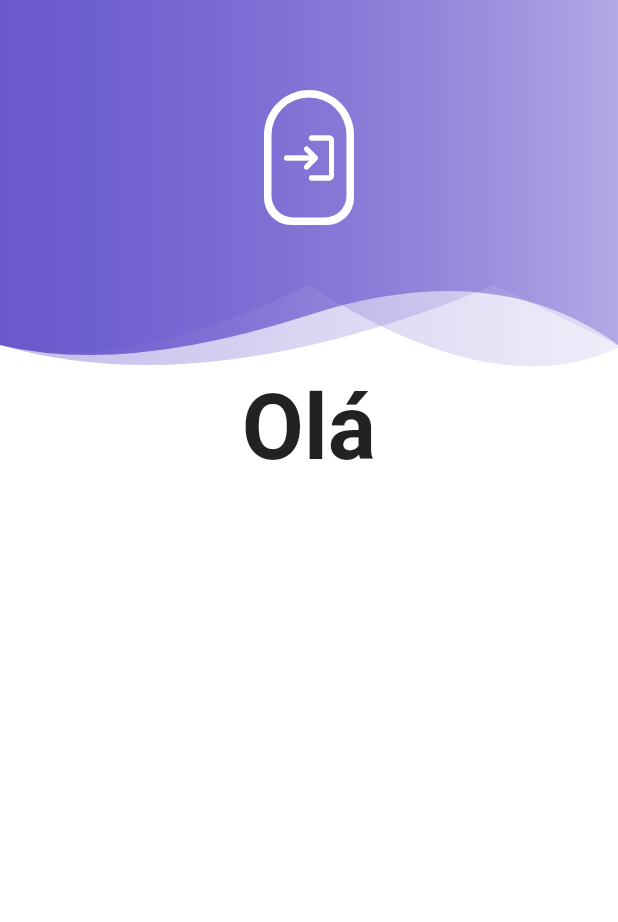
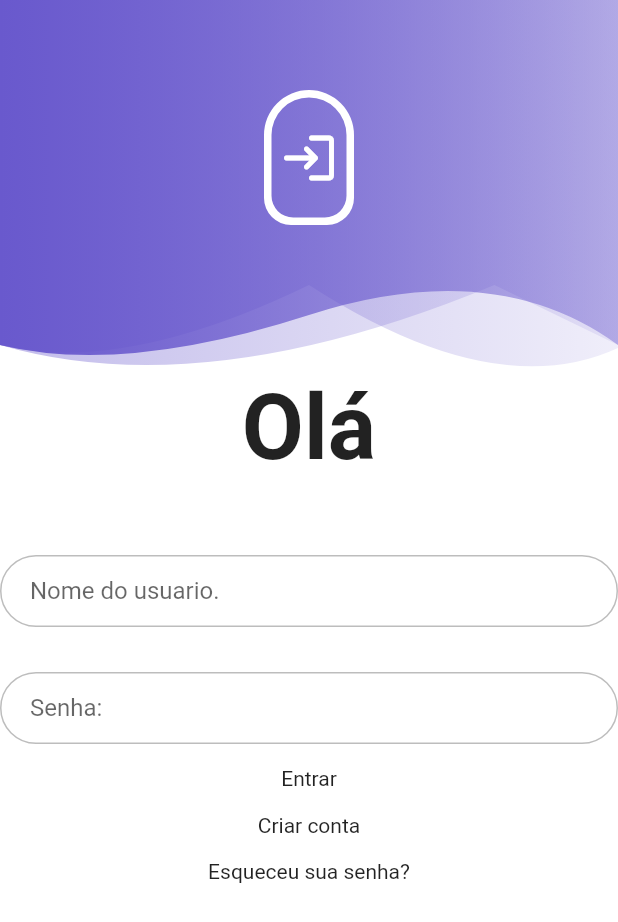
Before and after one commit to GabrielSiqueiraGama/Login-Flutter, a Flutter app: the screen it shows after launch, on a phone screen of 412 x 824 dp. Shown: the top 922 px of the screen. Run offline on Flutter 3.47's test engine with Material 2 defaults, Android fonts, the phone set to English and light mode, and no system bars; our stand-ins replace hexcolor.

Commit message:
estilizando os inputs

```diff
--- /dev/null
+++ b/lib/common/theme_helper.dart
@@ -0,0 +1,28 @@
+import 'package:flutter/material.dart';
+
+class ThemeHelper {
+  InputDecoration textInputDecoration(
+      [String lableText = "", String hintText = ""]) {
+    return InputDecoration(
+      labelText: lableText,
+      hintText: hintText,
+      fillColor: Colors.white,
+      filled: true,
+      contentPadding: const EdgeInsets.fromLTRB(20, 10, 20, 10),
+      focusedBorder: OutlineInputBorder(
+          borderRadius: BorderRadius.circular(100.0),
+          borderSide: const BorderSide(color: Colors.grey)),
+      enabledBorder: OutlineInputBorder(
+          borderRadius: BorderRadius.circular(100.0),
+          borderSide: BorderSide(color: Colors.grey.shade400)),
+      errorBorder: OutlineInputBorder(
+          borderRadius: BorderRadius.circular(100.0),
+          borderSide: const BorderSide(color: Colors.red, width: 1.0)),
+      focusedErrorBorder: OutlineInputBorder(
+          borderRadius: BorderRadius.circular(100.0),
+          borderSide: const BorderSide(color: Colors.red, width: 1.0)),
+    );
+  }
+}
+
+class LoginFormStyle {}
--- a/lib/pages/login_page.dart
+++ b/lib/pages/login_page.dart
@@ -1,4 +1,5 @@
 import 'package:flutter/material.dart';
+import 'package:perfil_user/common/theme_helper.dart';
 import 'package:perfil_user/pages/widgets/header_widget.dart';
 
 class LoginPage extends StatefulWidget {
@@ -10,7 +11,7 @@ class LoginPage extends StatefulWidget {
 
 class _LoginPageState extends State<LoginPage> {
   final double _alturaHeader = 250;
-  final Key _formkey = GlobalKey<FormState>();
+  final Key _formKey = GlobalKey<FormState>();
 
   @override
   Widget build(BuildContext context) {
@@ -24,13 +25,37 @@ class _LoginPageState extends State<LoginPage> {
             ),
             SafeArea(
               child: Column(
-                children: const [
-                  Text(
+                children: [
+                  const Text(
                     "Olá",
                     style: TextStyle(fontSize: 60, fontWeight: FontWeight.bold),
                   ),
-                  SizedBox(
-                    height: 15,
+                  const SizedBox(
+                    height: 50,
+                  ),
+                  Form(
+                    key: _formKey,
+                    child: Column(
+                      children: [
+                        TextField(
+                          decoration: ThemeHelper().textInputDecoration(
+                              "Nome do usuario.",
+                              "Digite seu nome de usuario."),
+                        ),
+                        const SizedBox(height: 30),
+                        TextField(
+                          obscureText: true,
+                          decoration: ThemeHelper().textInputDecoration(
+                              "Senha:", "Digite sua senha:"),
+                        ),
+                        const SizedBox(height: 15),
+                        const Text('Entrar'),
+                        const SizedBox(height: 15),
+                        const Text('Criar conta'),
+                        const SizedBox(height: 15),
+                        const Text('Esqueceu sua senha?'),
+                      ],
+                    ),
                   ),
                 ],
               ),
```
